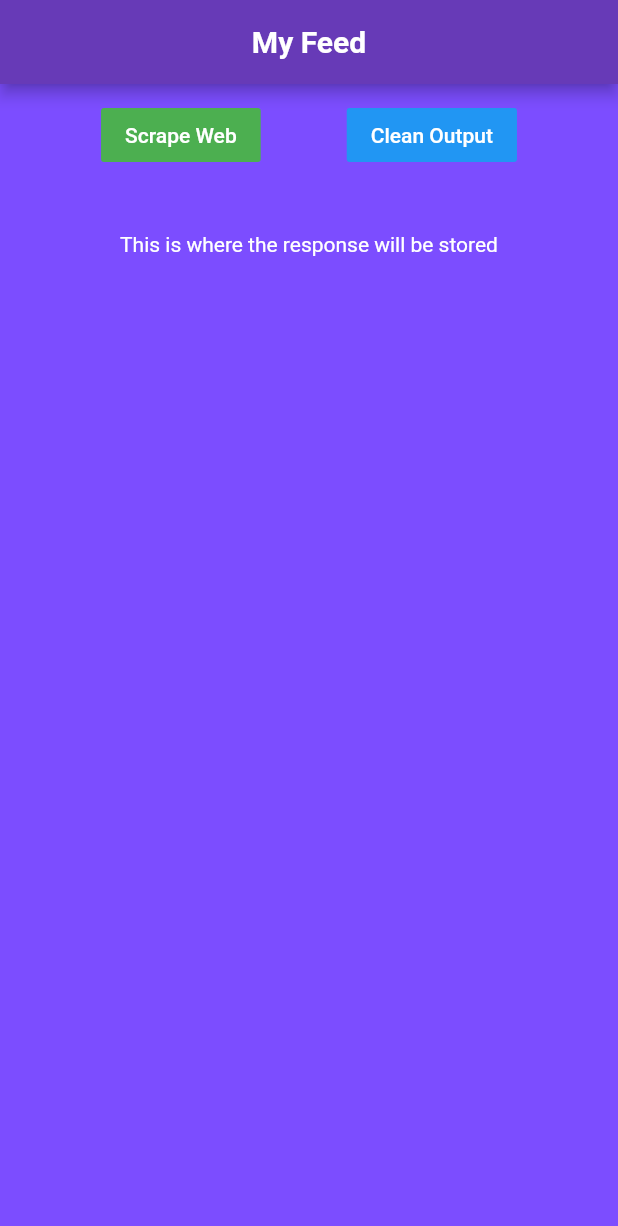
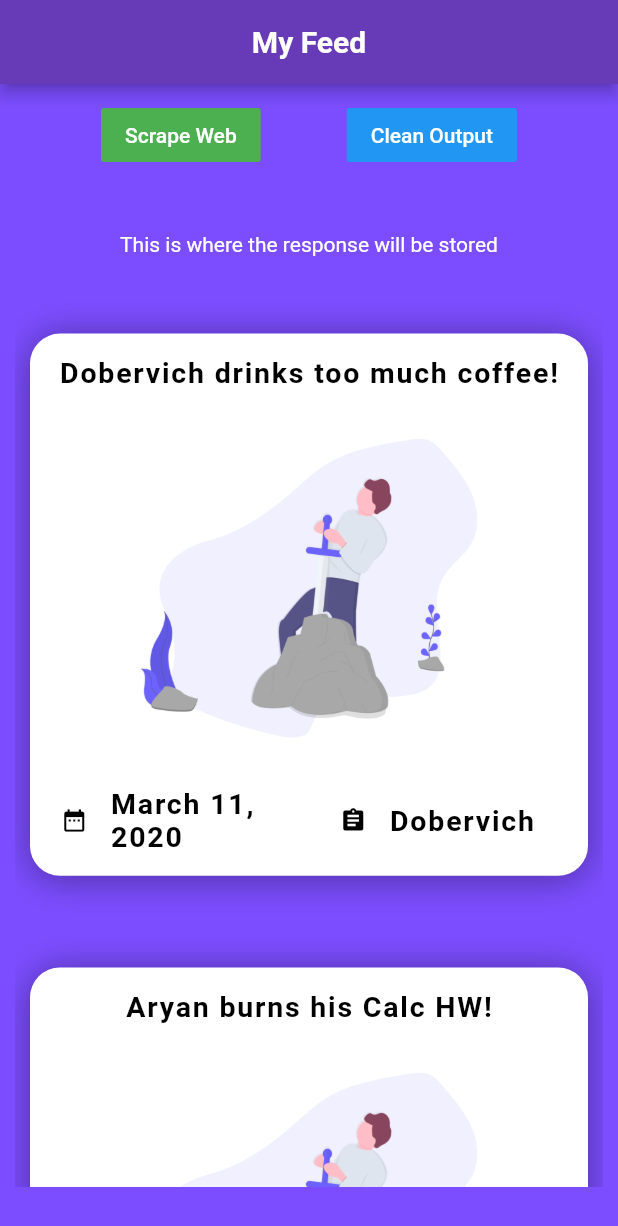
Before and after one commit to msoham123/ProtectApp, a Flutter app: the feedScreen screen opened directly, on a phone screen of 412 x 824 dp. Shown: the top 1226 px of the screen. Run offline on Flutter 3.47's test engine with Material 2 defaults, Android fonts, the phone set to English and light mode, and no system bars; our stand-ins replace bottom_navy_bar, curved_navigation_bar, device_preview, page_transition; missing offline and left inert: newsapi_client.

Commit message:
Article Cards Added

```diff
--- /dev/null
+++ b/lib/components/articleCard.dart
@@ -0,0 +1,132 @@
+import 'package:flutter/material.dart';
+
+class ArticleCard extends StatelessWidget {
+   String articleTitle, articleProtect, articleDate;
+   var articleInformation;
+   Image articleImage;
+
+
+  ArticleCard({
+    @required this.articleTitle,
+    @required this.articleProtect,
+    @required this.articleDate,
+    @required this.articleInformation,
+    @required this.articleImage
+  });
+
+  @override
+  Widget build(BuildContext context) {
+    return Container(
+      margin: EdgeInsets.all(10.0),
+      width: MediaQuery.of(context).size.width/2,
+      child: Stack(
+        alignment: Alignment.topCenter,
+        children: <Widget>[
+          Container(
+            decoration: BoxDecoration(
+              color: Colors.white,
+              borderRadius: BorderRadius.circular(20.0),
+              boxShadow: [
+                BoxShadow(
+                  color: Colors.black38,
+                  offset: Offset(0.0, 2.0),
+                  blurRadius: 20.0,
+                ),
+              ],
+            ),
+            child: Column(
+              children: <Widget>[
+
+                Row(
+                  mainAxisAlignment: MainAxisAlignment.center,
+                  children: <Widget>[
+                    Flexible(
+                      child: Padding(
+                        padding: const EdgeInsets.all(15.0),
+                        child: Text(
+                          articleTitle,
+                          overflow: TextOverflow.visible,
+                          style: TextStyle(
+                            color: Colors.black,
+                            fontSize: 19.0,
+                            fontWeight: FontWeight.w600,
+                            letterSpacing: 1.2,
+                          ),
+                        ),
+                      ),
+                    ),
+                  ],
+                ),
+
+                ClipRRect(
+                  borderRadius: BorderRadius.circular(20.0),
+                  child: Image(
+                    height: MediaQuery.of(context).size.height/3.5,
+                    width: MediaQuery.of(context).size.width/1.5,
+                    image: articleImage.image,
+                    fit: BoxFit.fill,
+                  ),
+                ),
+
+
+                Row(
+                  mainAxisAlignment: MainAxisAlignment.center,
+                  children: <Widget>[
+                    Icon(
+                      Icons.date_range,
+                      size: 18.0,
+                      color: Colors.black,
+                    ),
+
+                    Flexible(
+                      child: Padding(
+                        padding: const EdgeInsets.all(15.0),
+                        child: Text(
+                          articleDate,
+                          overflow: TextOverflow.visible,
+                          style: TextStyle(
+                            color: Colors.black,
+                            fontSize: 19.0,
+                            fontWeight: FontWeight.w600,
+                            letterSpacing: 1.2,
+                          ),
+                        ),
+                      ),
+                    ),
+
+                    Divider(),
+
+                    Icon(
+                      Icons.assignment,
+                      size: 18.0,
+                      color: Colors.black,
+                    ),
+
+                    Flexible(
+                      child: Padding(
+                        padding: const EdgeInsets.all(15.0),
+                        child: Text(
+                          articleProtect,
+                          overflow: TextOverflow.visible,
+                          style: TextStyle(
+                            color: Colors.black,
+                            fontSize: 19.0,
+                            fontWeight: FontWeight.w600,
+                            letterSpacing: 1.2,
+                          ),
+                        ),
+                      ),
+                    ),
+
+                  ],
+                ),
+
+
+              ],
+            ),
+          )
+        ],
+      ),
+    );
+  }
+}
--- a/lib/screens/feedScreen.dart
+++ b/lib/screens/feedScreen.dart
@@ -1,5 +1,6 @@
 import 'package:flutter/cupertino.dart';
 import 'package:flutter/material.dart';
+import 'package:protect/components/articleCard.dart';
 import 'package:protect/data/webScraper.dart' as scraper;
 import 'firstScreen.dart';
 import 'package:http/http.dart';
@@ -68,6 +69,25 @@ class _feedScreenState extends State<feedScreen>{
                     height: MediaQuery.of(context).size.height/20,
                   ),
 
+                  ArticleCard(
+                    articleTitle: "Dobervich drinks too much coffee!",
+                    articleDate: "March 11, 2020",
+                    articleImage: Image.asset("assets/images/signupImage.png", fit: BoxFit.cover,),
+                    articleInformation: "AP CS students cry in agony as FRQ problems ravage the land.",
+                    articleProtect: "Dobervich",
+                  ),
+
+                  SizedBox(
+                    height: MediaQuery.of(context).size.height/20,
+                  ),
+
+                  ArticleCard(
+                    articleTitle: "Aryan burns his Calc HW!",
+                    articleDate: "March 11, 2020",
+                    articleImage: Image.asset("assets/images/signupImage.png", fit: BoxFit.cover,),
+                    articleInformation: "AP BC students cry in agony as FRQ problems ravage the land.",
+                    articleProtect: "Calc BC",
+                  ),
                 ],
               ),
             ),
```
